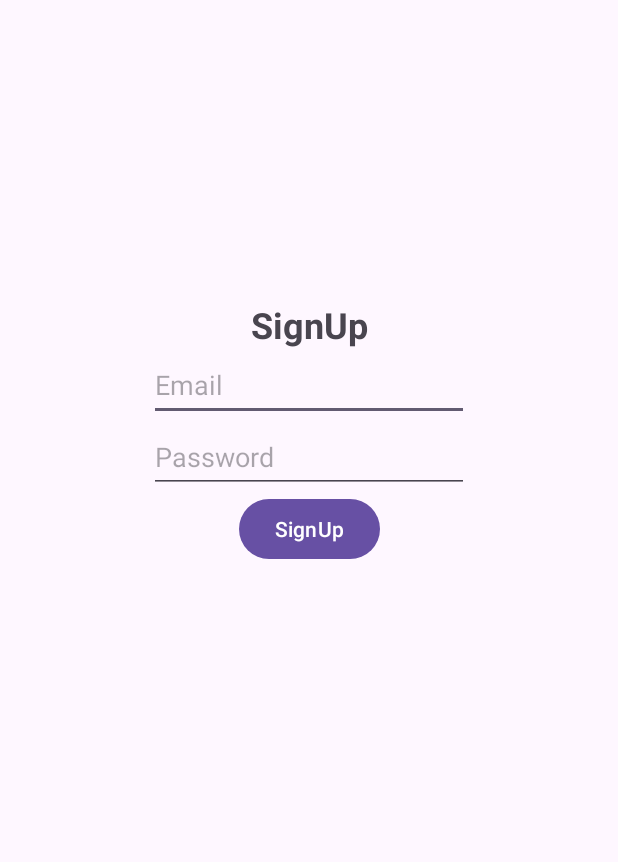
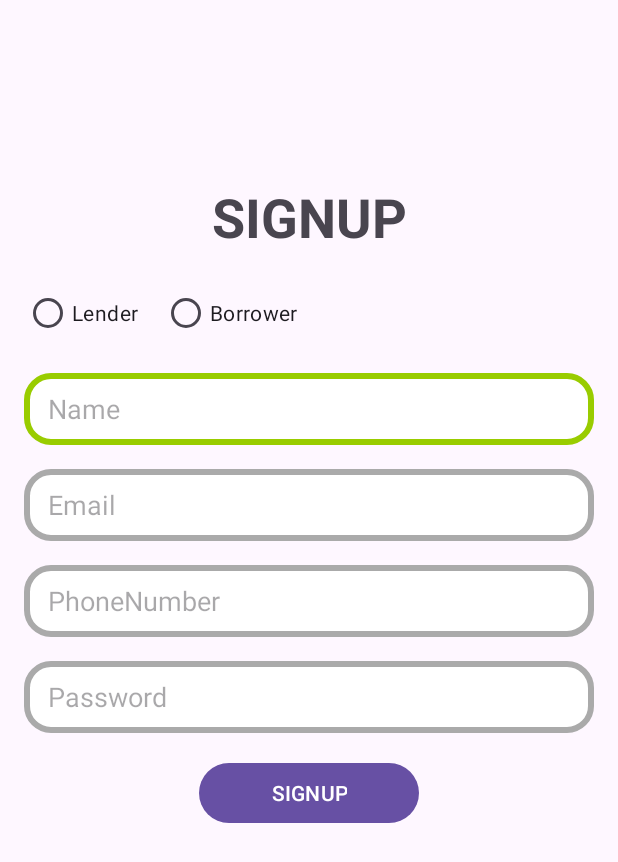
Before and after one commit to nayantripathi78/LoanApp, an Android app: the SignupActivity screen opened directly, with no data from a screen before it, on a phone screen of 412 x 824 dp. Shown: the top 862 px of the screen. Run offline under Robolectric (Android 15) with nearby library versions, the light colour scheme and no system bars; our stand-ins replace Firebase (no records; nobody signed in at launch, a user with empty details on screens opened directly).

Commit message:
task_one_completed

```diff
--- a/app/src/main/java/com/example/loanapp/SignupActivity.kt
+++ b/app/src/main/java/com/example/loanapp/SignupActivity.kt
@@ -22,10 +22,17 @@ class SignupActivity : AppCompatActivity() {
         auth = Firebase.auth
 
         binding.signupButton.setOnClickListener {
-            val email = binding.userEmail.text.toString()
-            val password = binding.userPassword.text.toString()
 
-            auth.createUserWithEmailAndPassword(email, password)
+            val user = User(
+                binding.userName.text.toString(),
+                binding.userEmail.text.toString(),
+                binding.userPhoneNumber.text.toString(),
+                binding.userPassword.text.toString(),
+                "clear"
+            )
+
+            if (user.isValid()) {
+                auth.createUserWithEmailAndPassword(user.email!!, user.password!!)
                     .addOnCompleteListener {
                         if (it.isSuccessful) {
                             Log.d(TAG, "signupWithEmail: success")
@@ -34,6 +41,9 @@ class SignupActivity : AppCompatActivity() {
                             Log.d(TAG, "signupWithEmail: failed", it.exception)
                         }
                     }
+            } else {
+                Toast.makeText(this, "Enter valid input", Toast.LENGTH_SHORT).show()
             }
         }
     }
+}
--- /dev/null
+++ b/app/src/main/java/com/example/loanapp/User.kt
@@ -0,0 +1,13 @@
+package com.example.loanapp
+
+data class User(
+    val name: String?,
+    val email: String?,
+    val phoneNumber: String?,
+    val password: String?,
+    val status: String?
+) {
+    fun isValid(): Boolean {
+        return name != null && email != null && phoneNumber != null && password != null
+    }
+}
--- /dev/null
+++ b/app/src/main/res/drawable/edit_text_background.xml
@@ -0,0 +1,18 @@
+<?xml version="1.0" encoding="utf-8"?>
+<selector xmlns:android="http://schemas.android.com/apk/res/android">
+    <item android:state_enabled="true" android:state_focused="true">
+        <shape android:shape="rectangle">
+            <corners android:radius="16dp"/>
+            <solid android:color="@android:color/white" />
+            <stroke android:width="4dp" android:color="@android:color/holo_green_light" />
+        </shape>
+    </item>
+
+    <item android:state_enabled="true">
+        <shape android:shape="rectangle">
+            <corners android:radius="16dp"/>
+            <solid android:color="@android:color/white" />
+            <stroke android:width="4dp" android:color="@android:color/darker_gray" />
+        </shape>
+    </item>
+</selector>
--- a/app/src/main/res/layout/activity_signup.xml
+++ b/app/src/main/res/layout/activity_signup.xml
@@ -11,43 +11,109 @@
         android:id="@+id/textView"
         android:layout_width="wrap_content"
         android:layout_height="wrap_content"
-        android:layout_marginTop="200dp"
+        android:layout_marginTop="120dp"
         android:text="@string/signup"
-        android:textSize="24sp"
+        android:textSize="36sp"
         android:textStyle="bold"
         app:layout_constraintEnd_toEndOf="parent"
         app:layout_constraintStart_toStartOf="parent"
         app:layout_constraintTop_toTopOf="parent" />
 
+    <RadioGroup
+        android:id="@+id/radioGroup"
+        android:layout_width="match_parent"
+        android:layout_height="wrap_content"
+        android:layout_marginHorizontal="16dp"
+        android:layout_marginTop="16dp"
+        android:orientation="horizontal"
+        app:layout_constraintEnd_toEndOf="parent"
+        app:layout_constraintStart_toStartOf="parent"
+        app:layout_constraintTop_toBottomOf="@id/textView">
+
+        <RadioButton
+            android:id="@+id/radioButton"
+            android:layout_width="wrap_content"
+            android:layout_height="wrap_content"
+            android:text="@string/lender" />
+
+        <RadioButton
+            android:id="@+id/radioButton2"
+            android:layout_width="wrap_content"
+            android:layout_height="wrap_content"
+            android:layout_marginStart="16dp"
+            android:text="@string/borrower" />
+    </RadioGroup>
+
+    <EditText
+        android:id="@+id/userName"
+        android:layout_width="match_parent"
+        android:layout_height="48dp"
+        android:layout_marginHorizontal="16dp"
+        android:layout_marginTop="16dp"
+        android:background="@drawable/edit_text_background"
+        android:ems="10"
+        android:hint="@string/name"
+        android:inputType="textPersonName"
+        android:paddingHorizontal="16dp"
+        app:layout_constraintEnd_toEndOf="parent"
+        app:layout_constraintStart_toStartOf="parent"
+        app:layout_constraintTop_toBottomOf="@+id/radioGroup" />
+
     <EditText
         android:id="@+id/userEmail"
-        android:layout_width="wrap_content"
+        android:layout_width="match_parent"
         android:layout_height="48dp"
+        android:layout_marginHorizontal="16dp"
+        android:layout_marginTop="16dp"
+        android:background="@drawable/edit_text_background"
         android:ems="10"
         android:hint="@string/email"
         android:inputType="textEmailAddress"
+        android:paddingHorizontal="16dp"
         app:layout_constraintEnd_toEndOf="parent"
         app:layout_constraintStart_toStartOf="parent"
-        app:layout_constraintTop_toBottomOf="@+id/textView" />
+        app:layout_constraintTop_toBottomOf="@+id/userName" />
+
+    <EditText
+        android:id="@+id/userPhoneNumber"
+        android:layout_width="match_parent"
+        android:layout_height="48dp"
+        android:layout_marginHorizontal="16dp"
+        android:layout_marginTop="16dp"
+        android:background="@drawable/edit_text_background"
+        android:ems="10"
+        android:hint="@string/phone_number"
+        android:inputType="phone"
+        android:paddingHorizontal="16dp"
+        app:layout_constraintEnd_toEndOf="parent"
+        app:layout_constraintStart_toStartOf="parent"
+        app:layout_constraintTop_toBottomOf="@+id/userEmail" />
 
     <EditText
         android:id="@+id/userPassword"
-        android:layout_width="wrap_content"
+        android:layout_width="match_parent"
         android:layout_height="48dp"
+        android:layout_marginHorizontal="16dp"
+        android:layout_marginTop="16dp"
+        android:background="@drawable/edit_text_background"
         android:ems="10"
         android:hint="@string/password"
         android:inputType="textPassword"
+        android:paddingHorizontal="16dp"
         app:layout_constraintEnd_toEndOf="parent"
         app:layout_constraintStart_toStartOf="parent"
-        app:layout_constraintTop_toBottomOf="@+id/userEmail" />
+        app:layout_constraintTop_toBottomOf="@+id/userPhoneNumber" />
 
     <Button
         android:id="@+id/signupButton"
         android:layout_width="wrap_content"
         android:layout_height="wrap_content"
+        android:layout_marginTop="16dp"
+        android:paddingHorizontal="48dp"
         android:text="@string/signup"
         app:layout_constraintEnd_toEndOf="parent"
         app:layout_constraintStart_toStartOf="parent"
         app:layout_constraintTop_toBottomOf="@+id/userPassword" />
 
+
 </androidx.constraintlayout.widget.ConstraintLayout>
--- a/app/src/main/res/values/strings.xml
+++ b/app/src/main/res/values/strings.xml
@@ -1,8 +1,12 @@
 <resources>
     <string name="app_name">LoanApp</string>
-    <string name="login">Login</string>
+    <string name="login">LOGIN</string>
     <string name="password">Password</string>
     <string name="email">Email</string>
-    <string name="signup">SignUp</string>
+    <string name="signup">SIGNUP</string>
     <string name="new_user">New User | Create new account.</string>
+    <string name="phone_number">PhoneNumber</string>
+    <string name="lender">Lender</string>
+    <string name="borrower">Borrower</string>
+    <string name="name">Name</string>
 </resources>
```
Also changed, not shown: app/src/main/back_button-playstore.png (added). Lines whose indentation alone changed are shown as unchanged.
